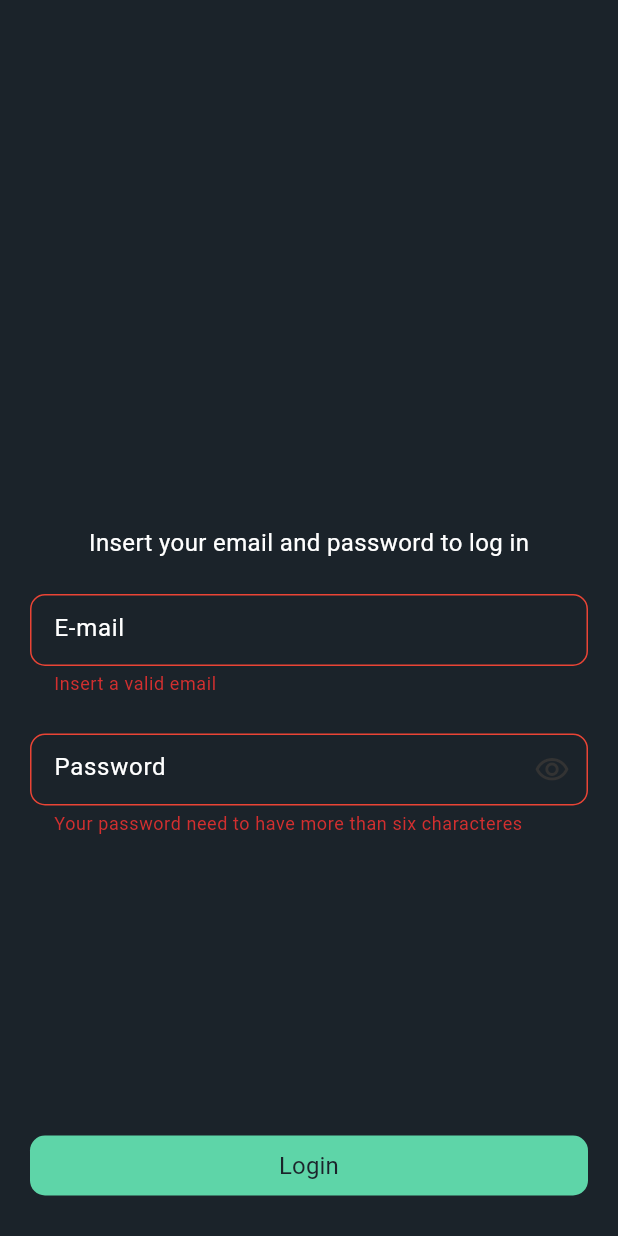
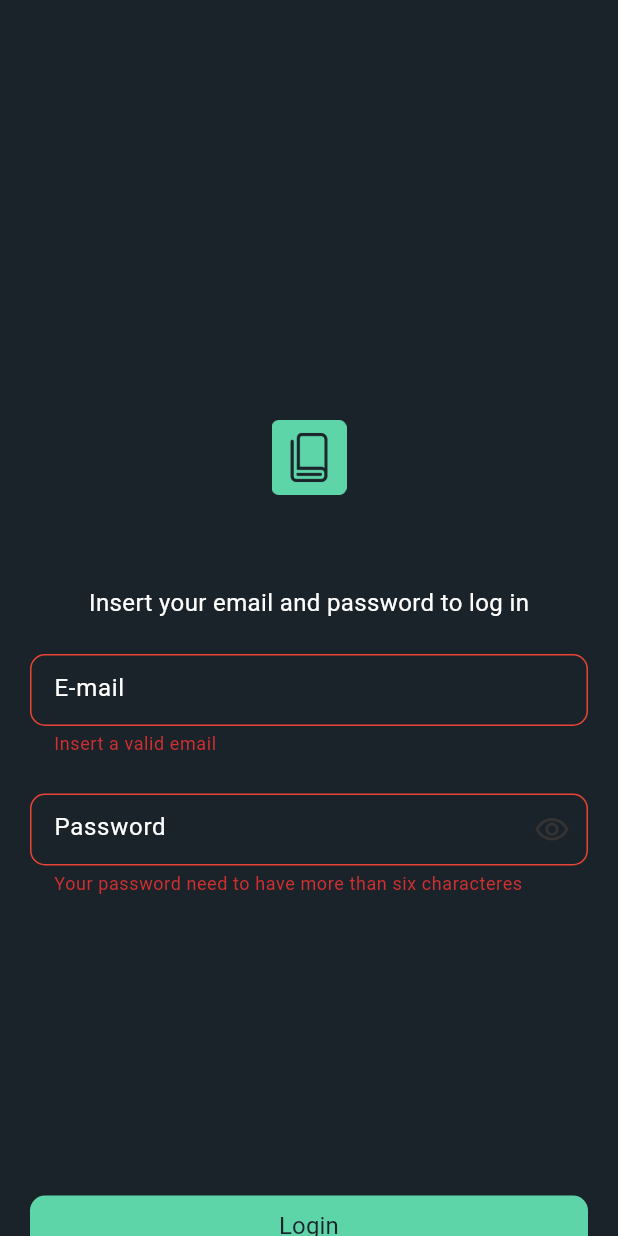
Before and after one commit to pbelfort/dictionary, a Flutter app: the screen it shows after launch, after a tap on "Login", on a phone screen of 412 x 824 dp. Run offline on Flutter 3.47's test engine with Material 3 defaults, Android fonts, the phone set to English and light mode, and no system bars; our stand-ins replace audioplayers, either_dart, firebase_auth, firebase_core, get, lottie and 1 more; accounts and stored records are empty; generated files the repository leaves out were written again; Roboto replaces fonts that are missing (OpenSans); statements that could not run were skipped.

```diff
--- a/lib/app/modules/login/login_controller.dart
+++ b/lib/app/modules/login/login_controller.dart
@@ -17,7 +17,7 @@ class LoginController extends ApplicationController {
   RxBool txtEmailWrongVisible = false.obs;
   RxBool showPassword = true.obs;
   RxString messageTextError = ''.obs;
-  RxDouble animatedPadding = 350.0.obs;
+  RxDouble animatedPadding = 280.0.obs;
 
   Future<void> signIn() async {
     showLoading.value = true;
--- a/lib/app/modules/login/login_page.dart
+++ b/lib/app/modules/login/login_page.dart
@@ -27,6 +27,16 @@ class LoginPage extends GetView<LoginController> {
             child: Column(
               mainAxisAlignment: MainAxisAlignment.center,
               children: [
+                Padding(
+                  padding: const EdgeInsets.only(bottom: 60.0),
+                  child: SizedBox(
+                    width: 50,
+                    height: 50,
+                    child: Image.asset(
+                      'assets/dictionary_logo.png',
+                    ),
+                  ),
+                ),
                 Text(
                   'Insert your email and password to log in',
                   style: appTextStyle.withColor(white),
@@ -36,10 +46,10 @@ class LoginPage extends GetView<LoginController> {
                   children: [
                     Obx(
                       () => TapRegion(
-                        onTapInside: (_) => controller.scaleKeyboard(280),
+                        onTapInside: (_) => controller.scaleKeyboard(200),
                         onTapOutside: (_) {
                           FocusScope.of(context).unfocus();
-                          controller.scaleKeyboard(350);
+                          controller.scaleKeyboard(280);
                         },
                         child: CustomTextFormField.email(
                           textEditingController: controller.loginTextController,
@@ -84,10 +94,10 @@ class LoginPage extends GetView<LoginController> {
                 const SizedBox(height: 20),
                 Obx(
                   () => TapRegion(
-                    onTapInside: (_) => controller.scaleKeyboard(250),
+                    onTapInside: (_) => controller.scaleKeyboard(200),
                     onTapOutside: (_) {
                       FocusScope.of(context).unfocus();
-                      controller.scaleKeyboard(350);
+                      controller.scaleKeyboard(280);
                     },
                     child: CustomTextFormField.password(
                       textEditingController: controller.passTextController,
--- a/pubspec.yaml
+++ b/pubspec.yaml
@@ -42,3 +42,5 @@ flutter:
     - assets/words_dictionary2.json
     - assets/words.json
     - assets/empty_state.json
+    - assets/empty_state.json
+    - assets/dictionary_logo.png
```
Also changed, not shown: assets/dictionary_logo.png (added).
